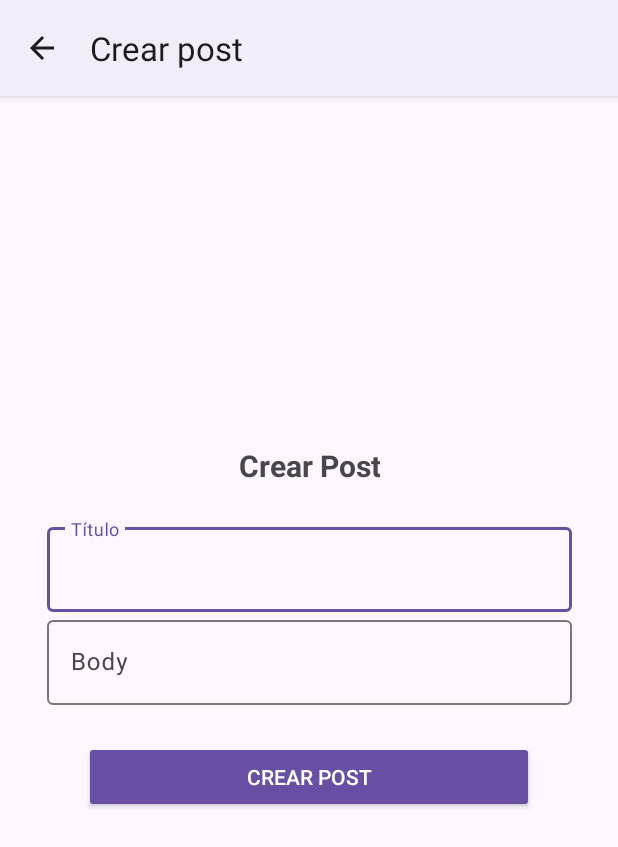
After one commit to MKD-KingMike23/practicas_signlab_main, an Android app: the PostAddImpl screen opened directly, with no data from a screen before it, on a phone screen of 412 x 824 dp. The commit adds this screen. Shown: the top 847 px of the screen. Run offline under Robolectric (Android 15) with nearby library versions, the phone set to English and light mode, and no system bars; our stand-ins replace Dagger/Hilt's generated code; libraries missing offline, so code that uses them is left out: at.favre.lib.

Commit message:
POST ADD AÑADIDO

```diff
--- a/app/src/main/AndroidManifest.xml
+++ b/app/src/main/AndroidManifest.xml
@@ -27,6 +27,7 @@
         <activity android:name=".usuarios.view.PerfilUsuarioImpl"></activity>
         <activity android:name=".posts.view.PostViewImpl"></activity>
         <activity android:name=".posts.view.PostEditImpl"></activity>
+        <activity android:name=".posts.view.PostAddImpl"></activity>
     </application>
 
 </manifest>
--- a/app/src/main/java/com/miguelrosa/practicas_signlab/di/appComponent/AppComponent.java
+++ b/app/src/main/java/com/miguelrosa/practicas_signlab/di/appComponent/AppComponent.java
@@ -7,6 +7,7 @@ import com.miguelrosa.practicas_signlab.albunes.view.AlbunesFragmentImpl;
 import com.miguelrosa.practicas_signlab.home.view.HomeActivity;
 import com.miguelrosa.practicas_signlab.login.view.LoginActivity;
 import com.miguelrosa.practicas_signlab.portadas.view.PortadasFragmentImpl;
+import com.miguelrosa.practicas_signlab.posts.view.PostAddImpl;
 import com.miguelrosa.practicas_signlab.posts.view.PostEditImpl;
 import com.miguelrosa.practicas_signlab.posts.view.PostViewImpl;
 import com.miguelrosa.practicas_signlab.usuarios.view.PerfilUsuarioImpl;
@@ -35,4 +36,6 @@ public interface AppComponent {
     void inject(PostViewImpl postView);
 
     void inject(PostEditImpl postEdit);
+
+    void inject(PostAddImpl postAdd);
 }
--- a/app/src/main/java/com/miguelrosa/practicas_signlab/di/appModule/AppModule.java
+++ b/app/src/main/java/com/miguelrosa/practicas_signlab/di/appModule/AppModule.java
@@ -10,14 +10,20 @@ import com.miguelrosa.practicas_signlab.login.interactor.LoginInteractorImpl;
 import com.miguelrosa.practicas_signlab.login.interactor.LoginInteractor;
 import com.miguelrosa.practicas_signlab.portadas.interactor.PortadasInteractorImpl;
 import com.miguelrosa.practicas_signlab.portadas.interactor.PortadasInteractor;
+import com.miguelrosa.practicas_signlab.posts.interactor.PostAddInteractor;
+import com.miguelrosa.practicas_signlab.posts.interactor.PostAddInteractorImpl;
 import com.miguelrosa.practicas_signlab.posts.interactor.PostEditInteractor;
 import com.miguelrosa.practicas_signlab.posts.interactor.PostEditInteractorImpl;
 import com.miguelrosa.practicas_signlab.posts.interactor.PostInteractor;
 import com.miguelrosa.practicas_signlab.posts.interactor.PostInteractorImpl;
+import com.miguelrosa.practicas_signlab.posts.presenter.PostAddPresenter;
+import com.miguelrosa.practicas_signlab.posts.presenter.PostAddPresenterImpl;
 import com.miguelrosa.practicas_signlab.posts.presenter.PostEditPresenter;
 import com.miguelrosa.practicas_signlab.posts.presenter.PostEditPresenterImpl;
 import com.miguelrosa.practicas_signlab.posts.presenter.PostPresenter;
 import com.miguelrosa.practicas_signlab.posts.presenter.PostPresenterImpl;
+import com.miguelrosa.practicas_signlab.posts.view.PostAdd;
+import com.miguelrosa.practicas_signlab.posts.view.PostAddImpl;
 import com.miguelrosa.practicas_signlab.posts.view.PostEdit;
 import com.miguelrosa.practicas_signlab.posts.view.PostEditImpl;
 import com.miguelrosa.practicas_signlab.posts.view.PostView;
@@ -61,6 +67,7 @@ public class AppModule {
     private PerfilUsuarioImpl perfilusuario;
     private PostViewImpl postView;
     private PostEditImpl postEdit;
+    private PostAddImpl postAdd;
     private Context context;
 
 
@@ -111,6 +118,11 @@ public class AppModule {
 
     public AppModule(PostEditImpl postEdit, Context context) {
         this.postEdit = postEdit;
+        this.context = context;
+    }
+
+    public AppModule(PostAddImpl postAdd, Context context) {
+        this.postAdd = postAdd;
         this.context = context;
     }
 
@@ -191,6 +203,15 @@ public class AppModule {
         return null;
     }
 
+    @Nullable
+    @Provides
+    public PostAdd postAdd() {
+        if (postAdd!=null){
+            return postAdd;
+        }
+        return null;
+    }
+
     @Provides
     public LoginPresenter providesLoginPresenterImpl(LoginPresenterImpl presenter) {
         return presenter;
@@ -223,6 +244,11 @@ public class AppModule {
 
     @Provides
     public PostEditPresenter providesPostEditPresenterImpl(PostEditPresenterImpl presenter){
+        return presenter;
+    }
+
+    @Provides
+    public PostAddPresenter providesPostAddPresenterImpl(PostAddPresenterImpl presenter){
         return presenter;
     }
 
@@ -261,4 +287,9 @@ public class AppModule {
         return interactor;
     }
 
+    @Provides
+    public PostAddInteractor providesPostAddInteractorImpl(PostAddInteractorImpl interactor){
+        return interactor;
+    }
+
 }
--- a/app/src/main/java/com/miguelrosa/practicas_signlab/posts/interactor/PostAddInteractor.java
+++ b/app/src/main/java/com/miguelrosa/practicas_signlab/posts/interactor/PostAddInteractor.java
@@ -1,4 +1,16 @@
 package com.miguelrosa.practicas_signlab.posts.interactor;
 
+import com.miguelrosa.practicas_signlab.api.Models.Post;
+
 public interface PostAddInteractor {
+    void onSetDataToApi(int userId, String title, String body, PostAddInteractor.onSetDataToApiCallbacks callBacks, PostAddInteractor.OnErrorServer errorServer);
+
+    interface onSetDataToApiCallbacks {
+        void onSetDataToApiSuccessCallbacks(Post response);
+        void onErrorCallBacks(String s);
+    }
+
+    interface OnErrorServer {
+        void errorServerMessage(String message);
+    }
 }
--- a/app/src/main/java/com/miguelrosa/practicas_signlab/posts/interactor/PostAddInteractorImpl.java
+++ b/app/src/main/java/com/miguelrosa/practicas_signlab/posts/interactor/PostAddInteractorImpl.java
@@ -1,4 +1,41 @@
 package com.miguelrosa.practicas_signlab.posts.interactor;
 
-public class PostAddInteractorImpl {
+import com.miguelrosa.practicas_signlab.api.Models.Post;
+import com.miguelrosa.practicas_signlab.api.wsApi.WsApi;
+import com.miguelrosa.practicas_signlab.posts.presenter.PostAddPresenter;
+
+import javax.inject.Inject;
+
+import retrofit2.Call;
+import retrofit2.Callback;
+import retrofit2.Response;
+
+public class PostAddInteractorImpl implements PostAddInteractor {
+    @Inject
+    WsApi wsApi;
+    @Inject
+    public PostAddInteractorImpl(){}
+
+    @Override
+    public void onSetDataToApi(int userId, String title, String body, PostAddInteractor.onSetDataToApiCallbacks callBacks, PostAddInteractor.OnErrorServer errorServer) {
+        Call<Post> call = wsApi.createPost(userId, title, body);
+        call.enqueue(new Callback<Post>() {
+            @Override
+            public void onResponse(Call<Post> call, Response<Post> response) {
+                if (response.isSuccessful()) {
+                    callBacks.onSetDataToApiSuccessCallbacks(response.body());
+
+                } else {
+                    callBacks.onErrorCallBacks(response.errorBody().toString());
+                }
+            }
+
+            @Override
+            public void onFailure(Call<Post> call, Throwable t) {
+                errorServer.errorServerMessage(t.getLocalizedMessage());
+            }
+        });
+
+
+    }
 }
--- a/app/src/main/java/com/miguelrosa/practicas_signlab/posts/presenter/PostAddPresenter.java
+++ b/app/src/main/java/com/miguelrosa/practicas_signlab/posts/presenter/PostAddPresenter.java
@@ -1,4 +1,5 @@
 package com.miguelrosa.practicas_signlab.posts.presenter;
 
 public interface PostAddPresenter {
+    void onGuardar(int userId, String title, String body);
 }
--- a/app/src/main/java/com/miguelrosa/practicas_signlab/posts/presenter/PostAddPresenterImpl.java
+++ b/app/src/main/java/com/miguelrosa/practicas_signlab/posts/presenter/PostAddPresenterImpl.java
@@ -1,4 +1,44 @@
 package com.miguelrosa.practicas_signlab.posts.presenter;
 
-public class PostAddPresenterImpl {
+import androidx.annotation.Nullable;
+
+import com.miguelrosa.practicas_signlab.api.Models.Post;
+import com.miguelrosa.practicas_signlab.posts.interactor.PostAddInteractor;
+import com.miguelrosa.practicas_signlab.posts.view.PostAdd;
+
+import javax.inject.Inject;
+
+public class PostAddPresenterImpl implements PostAddPresenter, PostAddInteractor.onSetDataToApiCallbacks, PostAddInteractor.OnErrorServer{
+
+    @Nullable
+    @Inject
+    PostAdd view;
+    @Inject
+    PostAddInteractor interactor;
+
+    @Inject
+    public PostAddPresenterImpl(){}
+
+    @Override
+    public void onGuardar(int userId, String title, String body)  {
+        interactor.onSetDataToApi(userId, title, body, this, this);
+    }
+
+    @Override
+    public void onSetDataToApiSuccessCallbacks(Post response) {
+        view.onShowSuccessData(response);
+
+    }
+
+    @Override
+    public void onErrorCallBacks(String s) {
+        view.showAnswer(s);
+
+    }
+
+    @Override
+    public void errorServerMessage(String message) {
+        view.showAnswer(message);
+
+    }
 }
--- /dev/null
+++ b/app/src/main/java/com/miguelrosa/practicas_signlab/posts/view/PostAdd.java
@@ -0,0 +1,9 @@
+package com.miguelrosa.practicas_signlab.posts.view;
+
+import com.miguelrosa.practicas_signlab.api.Models.Post;
+
+public interface PostAdd {
+    void showAnswer(String s);
+
+    void onShowSuccessData(Post response);
+}
--- /dev/null
+++ b/app/src/main/java/com/miguelrosa/practicas_signlab/posts/view/PostAddImpl.java
@@ -0,0 +1,81 @@
+package com.miguelrosa.practicas_signlab.posts.view;
+
+import android.content.Intent;
+import android.os.Bundle;
+import android.view.MenuItem;
+import android.view.View;
+import android.widget.Toast;
+
+import androidx.appcompat.app.ActionBar;
+import androidx.appcompat.app.AppCompatActivity;
+
+import com.miguelrosa.practicas_signlab.api.Models.Post;
+import com.miguelrosa.practicas_signlab.api.Models.User;
+import com.miguelrosa.practicas_signlab.databinding.ActivityAddpostBinding;
+import com.miguelrosa.practicas_signlab.di.appComponent.AppComponent;
+import com.miguelrosa.practicas_signlab.di.appComponent.DaggerAppComponent;
+import com.miguelrosa.practicas_signlab.di.appModule.AppModule;
+import com.miguelrosa.practicas_signlab.di.appModule.SharedPreferencesModule;
+import com.miguelrosa.practicas_signlab.posts.presenter.PostAddPresenter;
+
+import javax.inject.Inject;
+
+public class PostAddImpl extends AppCompatActivity implements PostAdd {
+    private ActivityAddpostBinding binding;
+    private ActionBar actionBar;
+    private User user;
+    @Inject
+    PostAddPresenter presenter;
+
+    @Override
+    protected void onCreate(Bundle savedInstanceState) {
+        super.onCreate(savedInstanceState);
+        binding = ActivityAddpostBinding.inflate(getLayoutInflater());
+        setContentView(binding.getRoot());
+        initInjection();
+
+        actionBar = getSupportActionBar();
+        actionBar.setDisplayHomeAsUpEnabled(true);
+        actionBar.setTitle("Crear post");
+
+        user = getIntent().getParcelableExtra("user");
+
+    }
+
+    private void initInjection() {
+        AppComponent appComponent = DaggerAppComponent.builder()
+                .appModule(new AppModule(this, this))
+                .sharedPreferencesModule(new SharedPreferencesModule(this))
+                .build();
+        appComponent.inject(this);
+    }
+
+    public void onGuardar(View view){
+        presenter.onGuardar(user.getId(), binding.editTextTitle.getText().toString(), binding.editTextBody.getText().toString());
+    }
+
+    @Override
+    public void showAnswer(String s) {
+        Toast.makeText(this, s, Toast.LENGTH_SHORT).show();
+    }
+
+    @Override
+    public void onShowSuccessData(Post response) {
+        Toast.makeText(this, "Post creado correctamente.", Toast.LENGTH_SHORT).show();
+        Intent intent = new Intent();
+        intent.putExtra("user", user);
+        setResult(RESULT_OK, intent);
+        finish();
+    }
+
+    @Override
+    public boolean onOptionsItemSelected(MenuItem item) {
+        int id = item.getItemId();
+
+        if (id == android.R.id.home) {
+            finish();
+
+        }
+        return super.onOptionsItemSelected(item);
+    }
+}
--- /dev/null
+++ b/app/src/main/res/layout/activity_addpost.xml
@@ -0,0 +1,76 @@
+<?xml version="1.0" encoding="utf-8"?>
+<androidx.constraintlayout.widget.ConstraintLayout xmlns:android="http://schemas.android.com/apk/res/android"
+    android:layout_width="match_parent"
+    android:layout_height="match_parent"
+    xmlns:app="http://schemas.android.com/apk/res-auto"
+    android:layout_gravity="center_horizontal|center_vertical">
+
+    <TextView
+        android:id="@+id/textView"
+        android:layout_width="wrap_content"
+        android:layout_height="wrap_content"
+        android:text="Crear Post"
+        android:textAlignment="center"
+        android:textSize="20dp"
+        android:textStyle="bold"
+        app:layout_constraintBottom_toTopOf="@+id/inputtitulo"
+        app:layout_constraintEnd_toEndOf="parent"
+        app:layout_constraintStart_toStartOf="parent"
+        app:layout_constraintTop_toTopOf="parent"
+        app:layout_constraintVertical_bias="0.913" />
+
+    <com.google.android.material.textfield.TextInputLayout
+        android:id="@+id/inputtitulo"
+        android:layout_width="350dp"
+        android:layout_height="wrap_content"
+        android:animateLayoutChanges="true"
+        app:layout_constraintBottom_toTopOf="@id/inputbody"
+        app:layout_constraintEnd_toEndOf="parent"
+        app:layout_constraintStart_toStartOf="parent"
+        app:layout_constraintTop_toTopOf="parent"
+        app:layout_constraintVertical_chainStyle="packed"
+        app:passwordToggleEnabled="false">
+
+        <com.google.android.material.textfield.TextInputEditText
+            android:id="@+id/editTextTitle"
+            android:layout_width="match_parent"
+            android:layout_height="wrap_content"
+            android:hint="Título"
+            android:password="false" />
+    </com.google.android.material.textfield.TextInputLayout>
+
+    <com.google.android.material.textfield.TextInputLayout
+        android:id="@+id/inputbody"
+        android:layout_width="350dp"
+        android:layout_height="wrap_content"
+        app:layout_constraintBottom_toTopOf="@id/buttonGuardar"
+        app:layout_constraintEnd_toEndOf="parent"
+        app:layout_constraintStart_toStartOf="parent"
+        app:layout_constraintTop_toBottomOf="@id/inputtitulo"
+        app:layout_constraintVertical_chainStyle="packed"
+        app:passwordToggleEnabled="false">
+
+        <com.google.android.material.textfield.TextInputEditText
+            android:id="@+id/editTextBody"
+            android:layout_width="match_parent"
+            android:layout_height="wrap_content"
+            android:hint="Body"
+            android:maxLines="5"
+            android:scrollbars="vertical"
+            android:password="false" />
+    </com.google.android.material.textfield.TextInputLayout>
+
+    <Button
+        android:id="@+id/buttonGuardar"
+        style="@style/Widget.AppCompat.Button.Colored"
+        android:layout_width="300dp"
+        android:layout_height="wrap_content"
+        android:layout_marginTop="24dp"
+        android:text="Crear post"
+        android:onClick="onGuardar"
+        app:layout_constraintBottom_toBottomOf="parent"
+        app:layout_constraintEnd_toEndOf="parent"
+        app:layout_constraintStart_toStartOf="parent"
+        app:layout_constraintTop_toBottomOf="@id/inputbody" />
+
+</androidx.constraintlayout.widget.ConstraintLayout>
--- a/app/src/main/res/menu/menu_detalle_usuario.xml
+++ b/app/src/main/res/menu/menu_add_post_usuario.xml
@@ -2,7 +2,7 @@
     xmlns:android="http://schemas.android.com/apk/res/android">
     <item
         android:id="@+id/add"
-        android:icon="@android:drawable/ic_input_add"
+        android:icon="@android:drawable/ic_menu_add"
         android:title="Add"
         app:showAsAction="always" />
 </menu>
```
Also changed, not shown: app/src/main/java/com/miguelrosa/practicas_signlab/usuarios/view/PerfilUsuarioImpl.java (+9 -1 lines), 2 other files.
